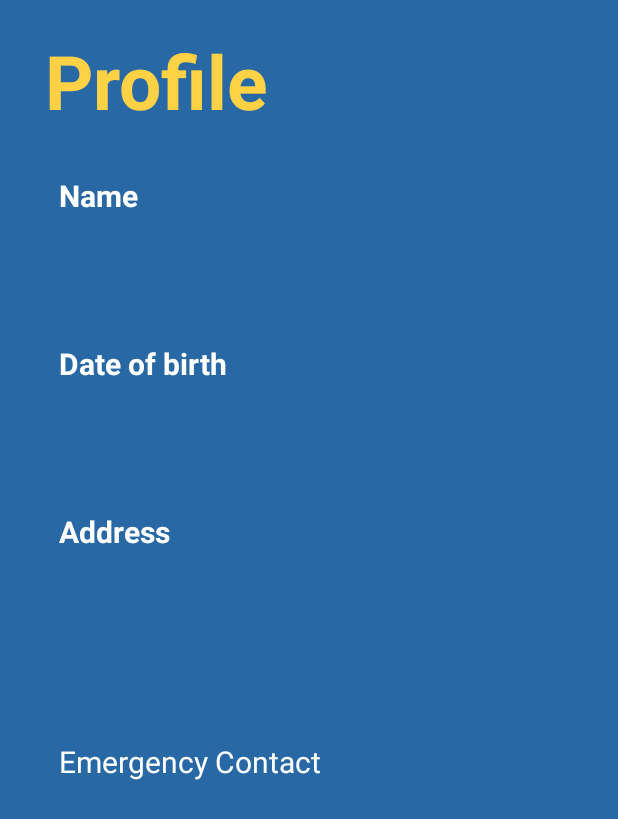
After one commit to Kwongmingwei/FarisCare, an Android app: the ProfilePage screen opened directly, with no data from a screen before it, on a phone screen of 412 x 824 dp. The commit adds this screen. Shown: the top 819 px of the screen. Run offline under Robolectric (Android 15) with nearby library versions, the phone set to English and light mode, and no system bars; our stand-ins replace Firebase (no records; nobody signed in at launch, a user with empty details on screens opened directly); 6 statements that could not run were skipped.

Commit message:
minor changes

```diff
--- a/app/src/main/AndroidManifest.xml
+++ b/app/src/main/AndroidManifest.xml
@@ -16,7 +16,8 @@
         android:roundIcon="@mipmap/ic_launcher_round"
         android:supportsRtl="true"
         android:theme="@style/AppTheme">
-        <activity android:name=".RegisterPt2"></activity>
+        <activity android:name=".ProfilePage"></activity>
+        <activity android:name=".RegisterPt2" />
         <activity android:name=".OCall" />
         <activity android:name=".RegisterPage" />
         <activity android:name=".MainMenu" />
--- /dev/null
+++ b/app/src/main/java/com/example/fariscare/ProfilePage.java
@@ -0,0 +1,64 @@
+package com.example.fariscare;
+
+import androidx.annotation.NonNull;
+import androidx.appcompat.app.AppCompatActivity;
+
+import android.os.Bundle;
+import android.provider.Telephony;
+import android.util.Log;
+import android.widget.Button;
+import android.widget.EditText;
+import android.widget.ProgressBar;
+import android.widget.TextView;
+import android.widget.Toast;
+
+import com.google.firebase.auth.FirebaseAuth;
+import com.google.firebase.database.DataSnapshot;
+import com.google.firebase.database.DatabaseError;
+import com.google.firebase.database.DatabaseReference;
+import com.google.firebase.database.FirebaseDatabase;
+import com.google.firebase.database.ValueEventListener;
+
+import org.w3c.dom.Text;
+
+public class ProfilePage extends AppCompatActivity {
+    TextView Name,DOB,Address,EmergencyContact;
+    Button RegisterButton;
+    FirebaseAuth Auth;
+    DatabaseReference databaseReference;
+    Member member;
+    String userid;
+    private static final String TAG = "ProfilePage";
+    @Override
+    protected void onCreate(Bundle savedInstanceState) {
+        super.onCreate(savedInstanceState);
+        setContentView(R.layout.activity_profile_page);
+        Name=findViewById(R.id.Name);
+        Address=findViewById(R.id.Address);
+        DOB =findViewById(R.id.dob);
+        EmergencyContact=findViewById(R.id.emergency);
+        Bundle bundle = getIntent().getExtras();
+        userid=bundle.getString("uid");
+        Toast.makeText(ProfilePage.this,userid,Toast.LENGTH_SHORT).show();
+        databaseReference= FirebaseDatabase.getInstance().getReference().child("Member").child(userid);
+        databaseReference.addValueEventListener(new ValueEventListener() {
+            @Override
+            public void onDataChange(@NonNull DataSnapshot dataSnapshot) {
+                String n = dataSnapshot.child("name").getValue().toString();
+                String birth = dataSnapshot.child("dob").getValue().toString();
+                String address = dataSnapshot.child("address").getValue().toString();
+                String emergency = dataSnapshot.child("emergencyContact").getValue().toString();
+                Name.setText(n);
+                Address.setText(address);
+                DOB.setText(birth);
+                EmergencyContact.setText(emergency);
+
+
+            }
+            @Override
+            public void onCancelled(@NonNull DatabaseError databaseError) {
+
+            }
+        });
+    }
+}
--- /dev/null
+++ b/app/src/main/res/layout/activity_profile_page.xml
@@ -0,0 +1,127 @@
+<?xml version="1.0" encoding="utf-8"?>
+<RelativeLayout xmlns:android="http://schemas.android.com/apk/res/android"
+    xmlns:app="http://schemas.android.com/apk/res-auto"
+    xmlns:tools="http://schemas.android.com/tools"
+    android:layout_width="match_parent"
+    android:layout_height="match_parent"
+    android:background="#2768A5"
+    tools:context=".ProfilePage">
+    <LinearLayout
+        android:layout_width="300dp"
+        android:layout_height="wrap_content"
+        android:layout_alignParentStart="true"
+        android:layout_alignParentTop="true"
+        android:layout_alignParentEnd="true"
+        android:layout_alignParentBottom="true"
+        android:layout_marginStart="30dp"
+        android:layout_marginTop="20dp"
+        android:layout_marginEnd="30dp"
+        android:layout_marginBottom="20dp"
+        android:orientation="vertical">
+
+        <TextView
+            android:layout_width="wrap_content"
+            android:layout_height="wrap_content"
+            android:layout_marginBottom="10dp"
+            android:text="Profile"
+            android:textColor="#FFD246"
+            android:textSize="50dp"
+            android:textStyle="bold" />
+        <TextView
+            android:layout_width="match_parent"
+            android:layout_height="wrap_content"
+            android:layout_marginLeft="0dp"
+            android:layout_marginTop="10dp"
+            android:drawablePadding="12dp"
+            android:background="#2768A5"
+            android:textColor="#FFFFFF"
+            android:padding="9dp"
+            android:text="Name"
+            android:textSize="20dp"
+            android:textStyle="bold"/>
+        <TextView
+            android:id="@+id/Name"
+            android:layout_width="match_parent"
+            android:layout_height="wrap_content"
+            android:layout_marginLeft="0dp"
+            android:layout_marginTop="10dp"
+            android:drawablePadding="12dp"
+            android:background="@drawable/rounded"
+            android:padding="9dp"
+            android:textSize="20dp"
+            android:backgroundTint="#2768A5"/>
+        <TextView
+            android:layout_width="match_parent"
+            android:layout_height="wrap_content"
+            android:layout_marginLeft="0dp"
+            android:layout_marginTop="10dp"
+            android:drawablePadding="12dp"
+            android:background="#2768A5"
+            android:textColor="#FFFFFF"
+            android:padding="9dp"
+            android:text="Date of birth"
+            android:textSize="20dp"
+            android:textStyle="bold"/>
+        <TextView
+            android:id="@+id/dob"
+            android:layout_width="match_parent"
+            android:layout_height="wrap_content"
+            android:layout_marginLeft="0dp"
+            android:layout_marginTop="10dp"
+            android:drawablePadding="12dp"
+            android:background="@drawable/rounded"
+            android:padding="9dp"
+            android:textSize="20dp"
+            android:backgroundTint="#2768A5"
+            android:textStyle="bold"/>
+        <TextView
+            android:layout_width="match_parent"
+            android:layout_height="wrap_content"
+            android:layout_marginLeft="0dp"
+            android:layout_marginTop="10dp"
+            android:drawablePadding="12dp"
+            android:backgroundTint="#2768A5"
+            android:textColor="#FFFFFF"
+            android:padding="9dp"
+            android:text="Address"
+            android:textSize="20dp"
+            android:textStyle="bold"/>
+        <TextView
+            android:id="@+id/Address"
+            android:layout_width="match_parent"
+            android:layout_height="wrap_content"
+            android:layout_marginLeft="0dp"
+            android:layout_marginTop="10dp"
+            android:background="@drawable/rounded"
+
+            android:padding="30dp"
+            android:textSize="20dp"
+            android:backgroundTint="#2768A5"/>
+
+        <TextView
+            android:layout_width="match_parent"
+            android:layout_height="wrap_content"
+            android:layout_marginLeft="0dp"
+            android:layout_marginTop="10dp"
+            android:drawablePadding="12dp"
+            android:backgroundTint="#2768A5"
+            android:textColor="#FFFFFF"
+            android:padding="9dp"
+            android:text="Emergency Contact"
+            android:textSize="20dp"/>
+        <TextView
+            android:id="@+id/emergency"
+            android:layout_width="match_parent"
+            android:layout_height="wrap_content"
+            android:layout_marginLeft="0dp"
+            android:layout_marginTop="10dp"
+            android:drawablePadding="12dp"
+            android:background="@drawable/rounded"
+            android:backgroundTint="#2768A5"
+            android:hint=""
+            android:padding="9dp"
+            android:textSize="20dp" />
+
+    </LinearLayout>
+
+</RelativeLayout>
--- a/app/src/main/res/layout/activity_register_pt2.xml
+++ b/app/src/main/res/layout/activity_register_pt2.xml
@@ -14,7 +14,7 @@
         android:layout_alignParentEnd="true"
         android:layout_alignParentBottom="true"
         android:layout_marginStart="30dp"
-        android:layout_marginTop="140dp"
+        android:layout_marginTop="20dp"
         android:layout_marginEnd="30dp"
         android:layout_marginBottom="70dp"
         android:orientation="vertical">
@@ -52,6 +52,7 @@
             android:hint="Date of birth"
             android:padding="9dp"
             android:textSize="20dp" />
+
 
         <EditText
             android:id="@+id/EnterAddress"
```
Also changed, not shown: app/src/main/java/com/example/fariscare/MainActivity.java (+4 -11 lines), app/src/main/java/com/example/fariscare/Member.java (+9 -1 lines), app/src/main/java/com/example/fariscare/RegisterPage.java (+2 -6 lines), app/src/main/java/com/example/fariscare/RegisterPt2.java (+15 -10 lines), app/src/main/res/layout/activity_register_page.xml (+1 -12 lines).
